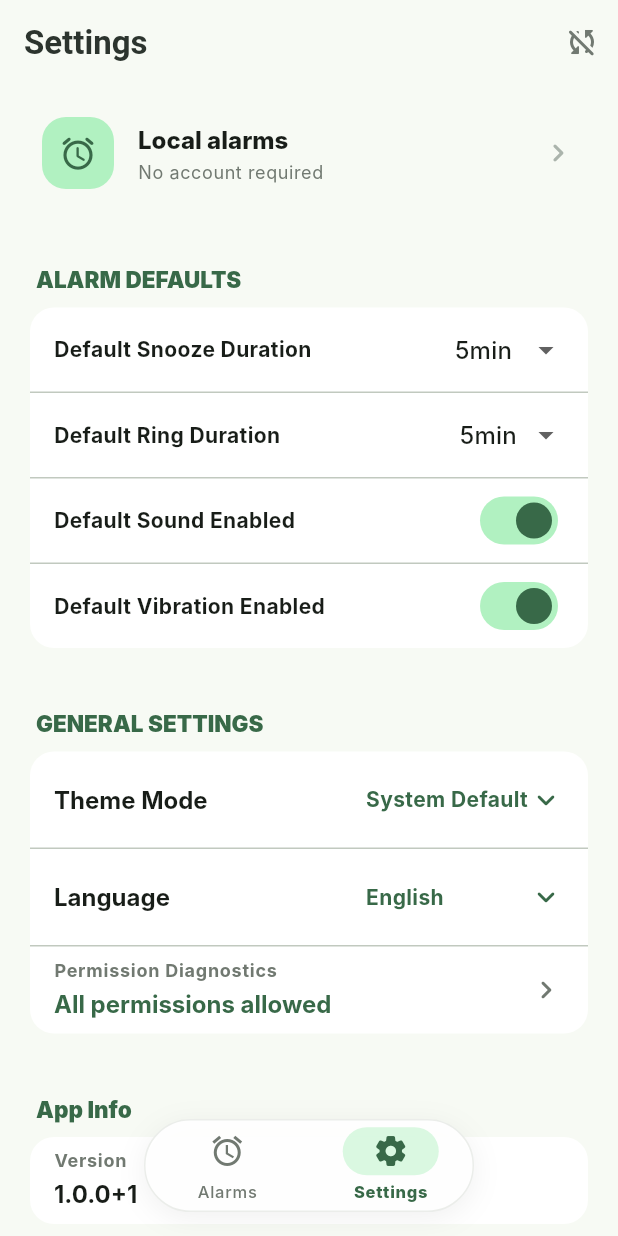
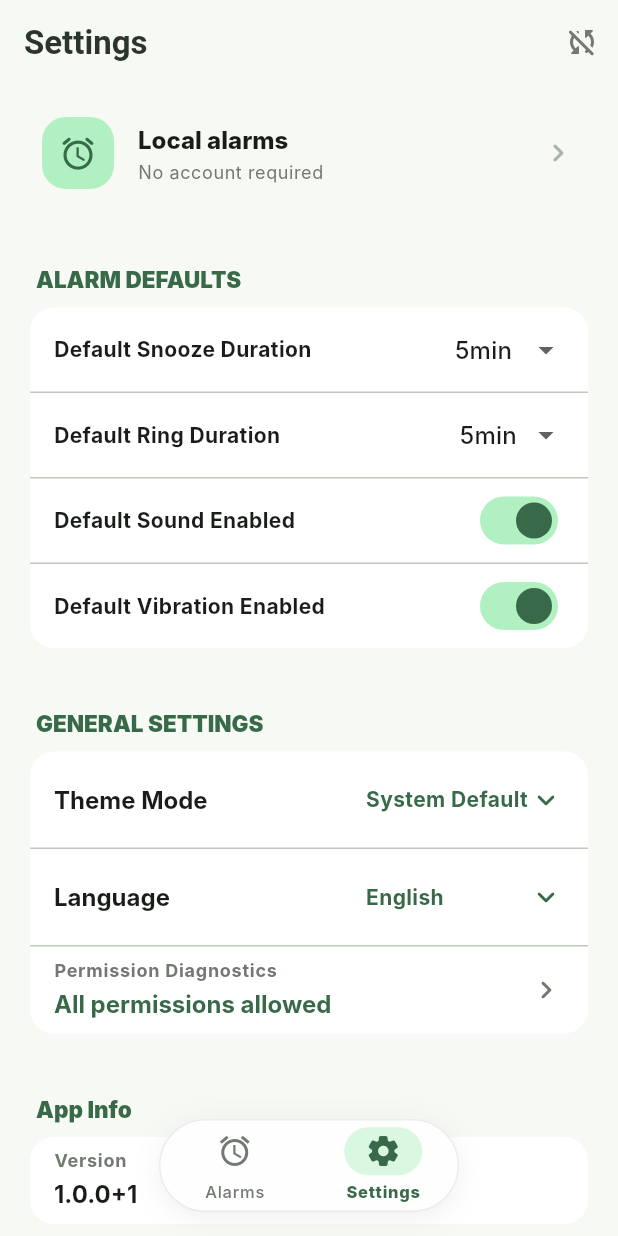
Before and after one commit to jjyn0215/UIUXteamproject, a Flutter app: the screen it shows after launch, after a tap on "Settings", on a phone screen of 412 x 824 dp. Run offline on Flutter 3.47's test engine with Material 3 defaults, Android fonts, the phone set to English and light mode, and no system bars; our stand-ins replace cloud_firestore, cloud_functions, device_info_plus, firebase_auth, firebase_core, firebase_messaging and 7 more; accounts and stored records are empty; generated files the repository leaves out were written again; Roboto replaces fonts that are missing (Inter).

Commit message:
Fix bottom bar blocking and adjust tab padding

```diff
--- a/synced_alarm/lib/main.dart
+++ b/synced_alarm/lib/main.dart
@@ -3,6 +3,8 @@ import 'dart:async';
 import 'package:firebase_messaging/firebase_messaging.dart';
 import 'package:flutter/material.dart';
 import 'package:flutter_riverpod/flutter_riverpod.dart';
+
+import 'package:flutter/services.dart';
 
 import 'src/app/synced_alarm_app.dart';
 import 'src/data/app_providers.dart';
@@ -10,6 +12,13 @@ import 'src/platform/alarm_notification_service.dart';
 
 Future<void> main() async {
   WidgetsFlutterBinding.ensureInitialized();
+  SystemChrome.setSystemUIOverlayStyle(const SystemUiOverlayStyle(
+    systemNavigationBarColor: Colors.transparent,
+    systemNavigationBarDividerColor: Colors.transparent,
+    systemNavigationBarIconBrightness: Brightness.dark,
+    statusBarColor: Colors.transparent,
+    statusBarIconBrightness: Brightness.dark,
+  ));
   if (useFirebase) {
     FirebaseMessaging.onBackgroundMessage(firebaseMessagingBackgroundHandler);
   }
--- a/synced_alarm/lib/src/features/alarms/alarm_home_screen.dart
+++ b/synced_alarm/lib/src/features/alarms/alarm_home_screen.dart
@@ -124,6 +124,11 @@ class _AlarmHomeScreenState extends ConsumerState<AlarmHomeScreen>
       _ => l10n.settings,
     };
 
+    final screenWidth = MediaQuery.of(context).size.width;
+    final paddingBottom = MediaQuery.of(context).padding.bottom;
+    const double barWidth = 200.0;
+    final double barLeft = (screenWidth - barWidth) / 2;
+
     return Scaffold(
       extendBody: true,
       appBar: AppBar(
@@ -169,12 +174,10 @@ class _AlarmHomeScreenState extends ConsumerState<AlarmHomeScreen>
               _ => const SettingsPanel(),
             },
             Positioned(
-              left: 0,
-              right: 0,
-              bottom: MediaQuery.of(context).padding.bottom + 16,
-              child: Center(
+              left: barLeft,
+              width: barWidth,
+              bottom: paddingBottom + 16,
               child: Container(
-                  width: 220,
                 height: 62,
                 decoration: BoxDecoration(
                   color: Theme.of(context).colorScheme.surface.withAlpha(235),
@@ -212,13 +215,10 @@ class _AlarmHomeScreenState extends ConsumerState<AlarmHomeScreen>
                 ),
               ),
             ),
-            ),
-          ],
-        ),
-      ),
-      floatingActionButton: _selectedTab == 0
-          ? Padding(
-              padding: const EdgeInsets.only(bottom: 80),
+            if (_selectedTab == 0)
+              Positioned(
+                right: 20,
+                bottom: paddingBottom + 16 + 72,
                 child: FloatingActionButton(
                   tooltip: l10n.newAlarm,
                   onPressed: () => showAlarmEditor(context),
@@ -229,8 +229,10 @@ class _AlarmHomeScreenState extends ConsumerState<AlarmHomeScreen>
                   ),
                   child: const Icon(Icons.add_rounded),
                 ),
-            )
-          : null,
+              ),
+          ],
+        ),
+      ),
     );
   }
 
@@ -261,7 +263,7 @@ class _AlarmHomeScreenState extends ConsumerState<AlarmHomeScreen>
                   duration: const Duration(milliseconds: 200),
                   curve: Curves.easeInOut,
                   padding: const EdgeInsets.symmetric(
-                    horizontal: 20,
+                    horizontal: 14,
                     vertical: 4,
                   ),
                   decoration: BoxDecoration(
```
Lines whose indentation alone changed are shown as unchanged.
